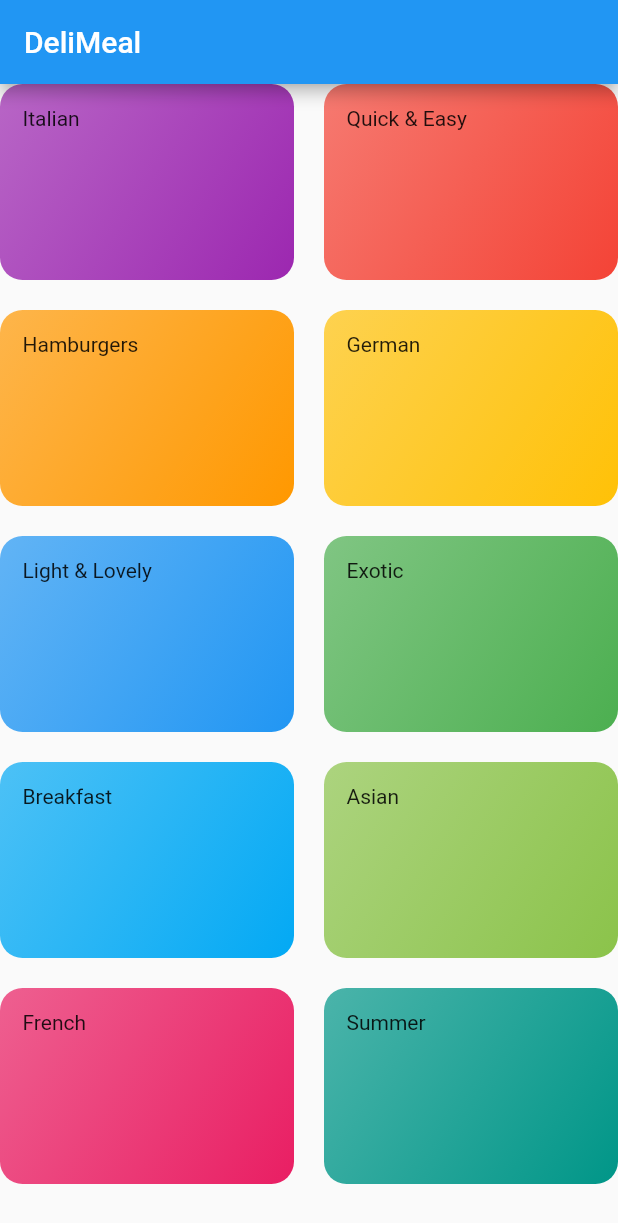
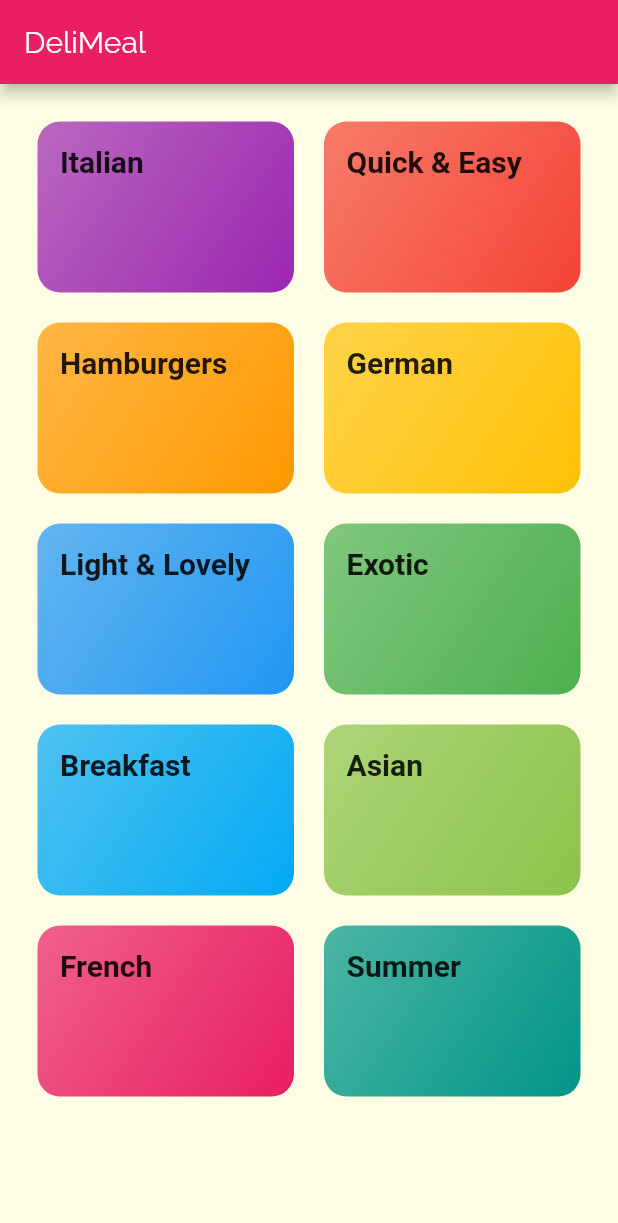
Before and after one commit to waynet022/Flutter_Apps, a Flutter app: the screen it shows after launch, on a phone screen of 412 x 824 dp. Shown: the top 1223 px of the screen. Run offline on Flutter 3.47's test engine with Material 2 defaults, Android fonts, the phone set to English and light mode, and no system bars; Roboto replaces fonts that are missing (RobotoCondensesd).

Commit message:
Updated from last commit, adding fonts and styling
Added new fonts in the new asset folder.
Added the fonts in the yaml file.
Gave a font and styled the titles of the categories.

```diff
--- a/lib/categories_screen.dart
+++ b/lib/categories_screen.dart
@@ -10,6 +10,7 @@ class CategoriesScreen extends StatelessWidget {
         title: const Text('DeliMeal'),
       ),
       body: GridView(
+        padding: const EdgeInsets.all(25),
         children: DUMMY_CATEGORIES
             .map(
                 (catData) => CategoryItem(
--- a/lib/category_item.dart
+++ b/lib/category_item.dart
@@ -10,7 +10,7 @@ class CategoryItem extends StatelessWidget {
   Widget build(BuildContext context) {
     return Container(
       padding: const EdgeInsets.all(15),
-      child: Text(title),
+      child: Text(title, style: Theme.of(context).textTheme.title,),
       decoration: BoxDecoration(
         gradient: LinearGradient(
           colors: [
--- a/lib/main.dart
+++ b/lib/main.dart
@@ -9,7 +9,14 @@ class MyApp extends StatelessWidget {
     return MaterialApp(
       title: 'deliMeals',
       theme: ThemeData(
-        primarySwatch: Colors.blue,
+        primarySwatch: Colors.pink,
+        accentColor: Colors.amber,
+        canvasColor: Color.fromRGBO(255, 254, 229, 1),
+        fontFamily: 'Raleway',
+        textTheme: ThemeData.light().textTheme.copyWith(
+          body1: TextStyle(color: Color.fromRGBO(20, 51, 51, 1),),
+          body2: TextStyle(color: Color.fromRGBO(20, 51, 51, 1),),
+          title: TextStyle(fontSize: 20, fontFamily: 'RobotoCondensesd', fontWeight: FontWeight.bold)),
       ),
       home: CategoriesScreen(),
     );
```
Also changed, not shown: pubspec.yaml (+17 -6 lines).
